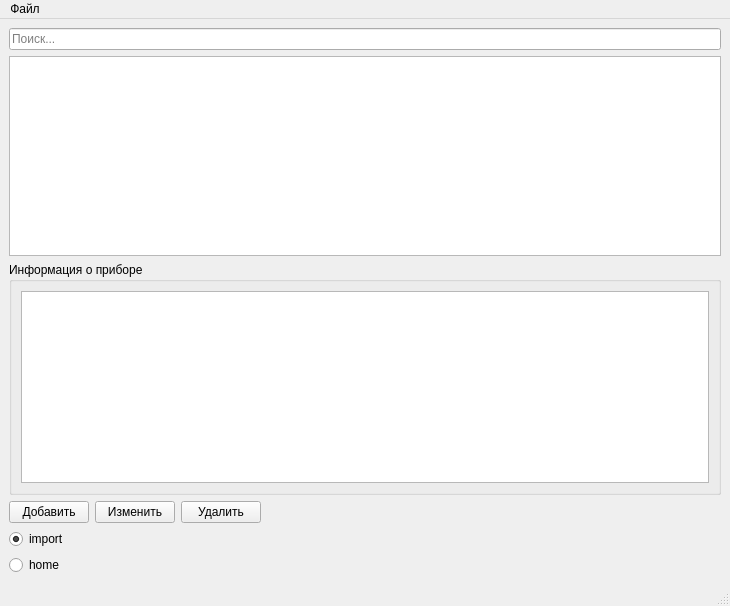
Qt form mainwindow.ui (igrekus/subst) before a commit.
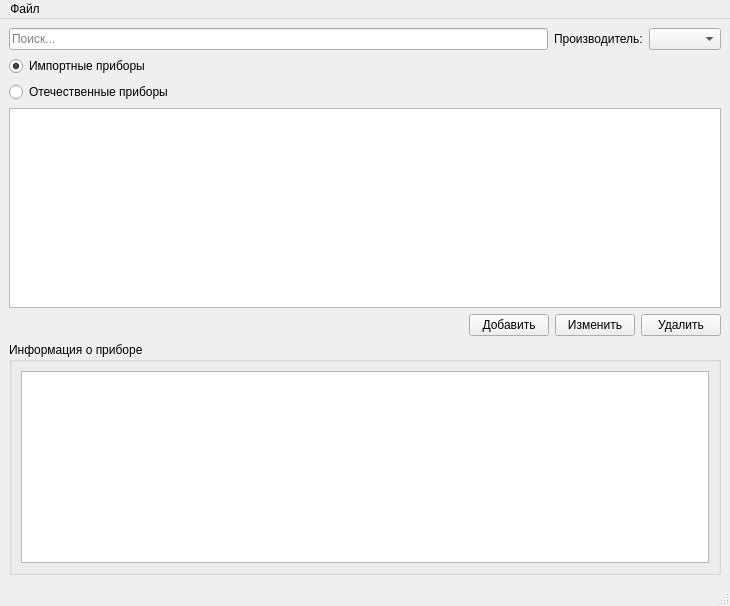
The same form after that commit.

The edit to the form file:
```diff
--- a/mainwindow.ui
+++ b/mainwindow.ui
@@ -7,14 +7,16 @@
     <x>0</x>
     <y>0</y>
     <width>730</width>
-    <height>596</height>
+    <height>600</height>
    </rect>
   </property>
   <property name="windowTitle">
    <string>База аналогов</string>
   </property>
   <widget class="QWidget" name="centralwidget">
-   <layout class="QVBoxLayout" name="verticalLayout_4">
+   <layout class="QVBoxLayout" name="verticalLayout_3">
+    <item>
+     <layout class="QHBoxLayout" name="horizontalLayout_2">
     <item>
      <widget class="QLineEdit" name="editSearch">
       <property name="placeholderText">
@@ -23,6 +25,39 @@
      </widget>
     </item>
     <item>
+       <widget class="QLabel" name="lblVendorFilter">
+        <property name="text">
+         <string>Производитель:</string>
+        </property>
+       </widget>
+      </item>
+      <item>
+       <widget class="QComboBox" name="comboVendorFilter"/>
+      </item>
+     </layout>
+    </item>
+    <item>
+     <layout class="QVBoxLayout" name="verticalLayout">
+      <item>
+       <widget class="QRadioButton" name="radioImport">
+        <property name="text">
+         <string>Импортные приборы</string>
+        </property>
+        <property name="checked">
+         <bool>true</bool>
+        </property>
+       </widget>
+      </item>
+      <item>
+       <widget class="QRadioButton" name="radioHomebrew">
+        <property name="text">
+         <string>Отечественные приборы</string>
+        </property>
+       </widget>
+      </item>
+     </layout>
+    </item>
+    <item>
      <widget class="QTreeView" name="treeDeviceList">
       <property name="minimumSize">
        <size>
@@ -40,9 +75,42 @@
     </item>
     <item>
      <layout class="QHBoxLayout" name="horizontalLayout">
-      <property name="sizeConstraint">
-       <enum>QLayout::SetMinimumSize</enum>
-      </property>
+      <item>
+       <spacer name="horizontalSpacer">
+        <property name="orientation">
+         <enum>Qt::Horizontal</enum>
+        </property>
+        <property name="sizeHint" stdset="0">
+         <size>
+          <width>40</width>
+          <height>20</height>
+         </size>
+        </property>
+       </spacer>
+      </item>
+      <item>
+       <widget class="QPushButton" name="btnDeviceAdd">
+        <property name="text">
+         <string>Добавить</string>
+        </property>
+       </widget>
+      </item>
+      <item>
+       <widget class="QPushButton" name="btnDeviceEdit">
+        <property name="text">
+         <string>Изменить</string>
+        </property>
+       </widget>
+      </item>
+      <item>
+       <widget class="QPushButton" name="btnDeviceDelete">
+        <property name="text">
+         <string>Удалить</string>
+        </property>
+       </widget>
+      </item>
+     </layout>
+    </item>
       <item>
        <widget class="QGroupBox" name="groupInfo">
         <property name="sizePolicy">
@@ -82,75 +150,6 @@
          </item>
         </layout>
        </widget>
-      </item>
-     </layout>
-    </item>
-    <item>
-     <layout class="QHBoxLayout" name="horizontalLayout_3">
-      <item>
-       <layout class="QVBoxLayout" name="verticalLayout_3">
-        <item>
-         <layout class="QHBoxLayout" name="horizontalLayout_2">
-          <item>
-           <widget class="QPushButton" name="btnDeviceAdd">
-            <property name="text">
-             <string>Добавить</string>
-            </property>
-           </widget>
-          </item>
-          <item>
-           <widget class="QPushButton" name="btnDeviceEdit">
-            <property name="text">
-             <string>Изменить</string>
-            </property>
-           </widget>
-          </item>
-          <item>
-           <widget class="QPushButton" name="btnDeviceDelete">
-            <property name="text">
-             <string>Удалить</string>
-            </property>
-           </widget>
-          </item>
-         </layout>
-        </item>
-        <item>
-         <layout class="QVBoxLayout" name="verticalLayout">
-          <item>
-           <widget class="QRadioButton" name="radioImport">
-            <property name="text">
-             <string>import</string>
-            </property>
-            <property name="checked">
-             <bool>true</bool>
-            </property>
-           </widget>
-          </item>
-          <item>
-           <widget class="QRadioButton" name="radioHomebrew">
-            <property name="text">
-             <string>home</string>
-            </property>
-           </widget>
-          </item>
-         </layout>
-        </item>
-       </layout>
-      </item>
-      <item>
-       <spacer name="horizontalSpacer">
-        <property name="orientation">
-         <enum>Qt::Horizontal</enum>
-        </property>
-        <property name="sizeHint" stdset="0">
-         <size>
-          <width>40</width>
-          <height>20</height>
-         </size>
-        </property>
-       </spacer>
-      </item>
-     </layout>
     </item>
    </layout>
   </widget>
```
Lines whose indentation alone changed are shown as unchanged.
